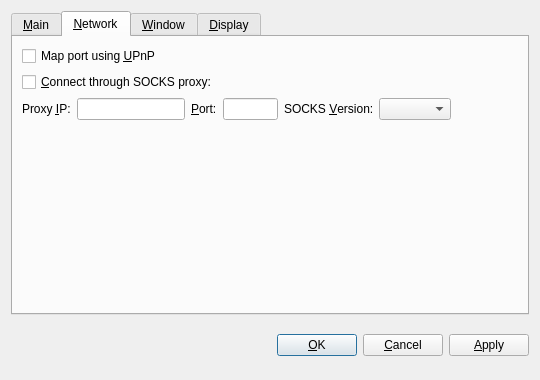
Before: the Qt Designer form src/qt/forms/optionsdialog.ui in Wisecoincore/suncoin, drawn with Qt 5.
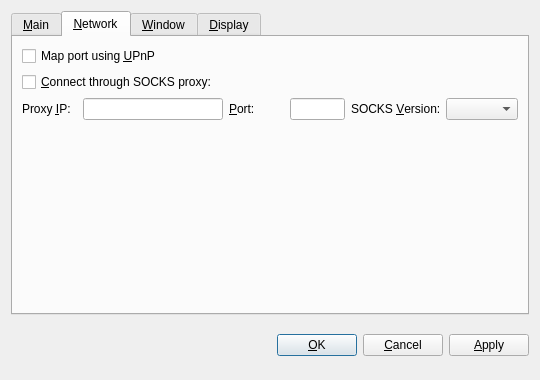
After: the same form once the commit is applied. The open tabs and pages were chosen to show the change. Custom widgets are drawn as their Qt base class.

What changed in the file:
```diff
--- a/src/qt/forms/optionsdialog.ui
+++ b/src/qt/forms/optionsdialog.ui
@@ -210,19 +210,6 @@
            </property>
           </widget>
          </item>
-         <item>
-          <spacer name="horizontalSpacer_Network">
-           <property name="orientation">
-            <enum>Qt::Horizontal</enum>
-           </property>
-           <property name="sizeHint" stdset="0">
-            <size>
-             <width>40</width>
-             <height>20</height>
-            </size>
-           </property>
-          </spacer>
-         </item>
         </layout>
        </item>
        <item>
```
Left out of the diff: 9 changed lines with no effect on the pictures.
